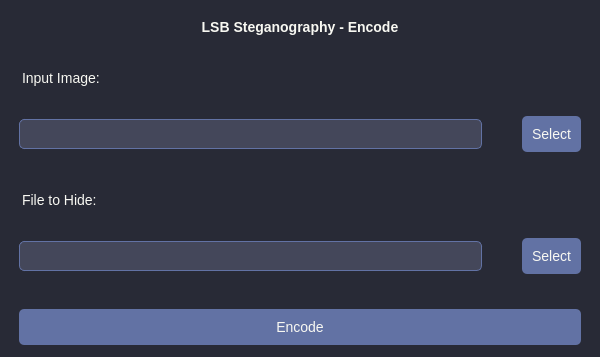
Before: the Qt Designer form ui/encode_window.ui in prakash-aryan/pygui-steganography, drawn with Qt 5; both pictures show x 0 to 600 and y 0 to 357 of the 600 by 622 pixel window.
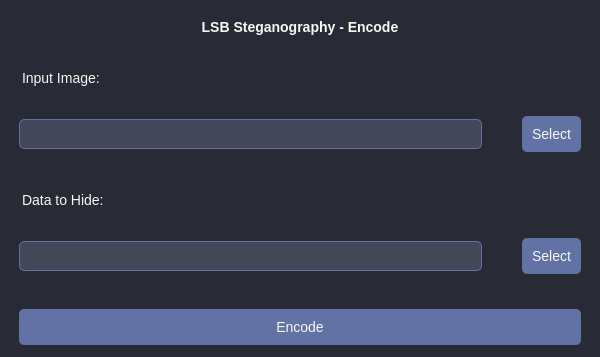
After: the same form once the commit is applied.

Commit message: Add support for encoding text, images, and binary data.

The edit to the form file:
```diff
--- a/ui/encode_window.ui
+++ b/ui/encode_window.ui
@@ -105,7 +105,7 @@
     <item>
      <widget class="QLabel" name="lblFileToHide">
       <property name="text">
-       <string>File to Hide:</string>
+       <string>Data to Hide:</string>
       </property>
      </widget>
     </item>
```
Left out of the diff: 6 changed lines with no effect on the pictures. The commit also changes 1 other file.
